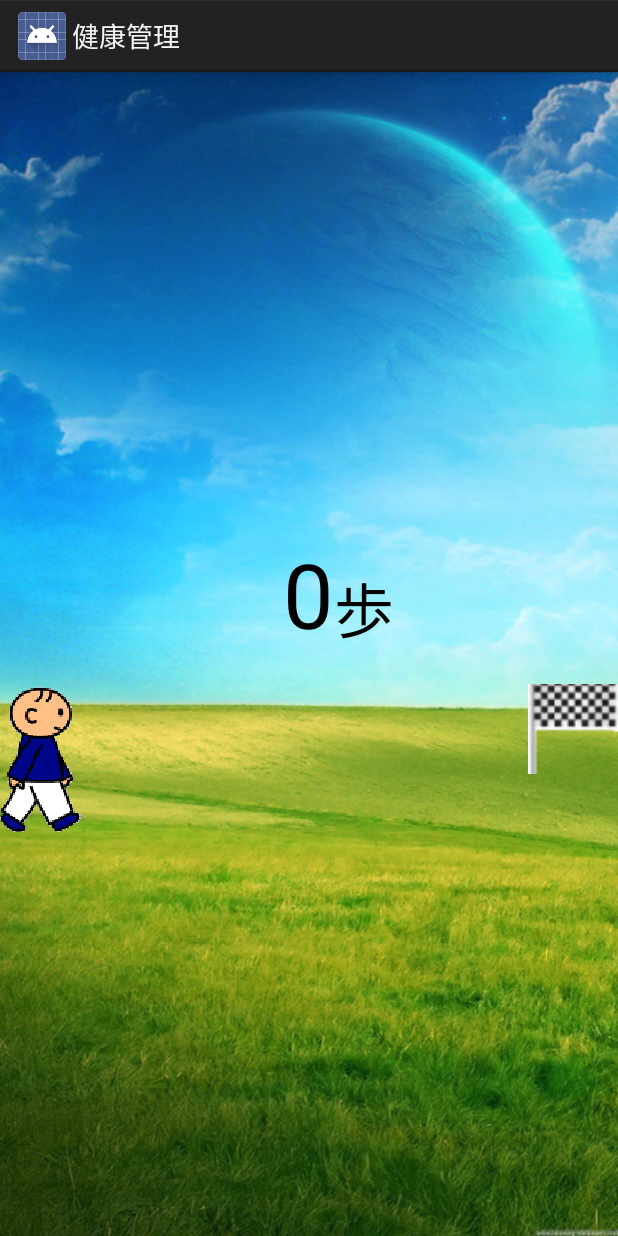
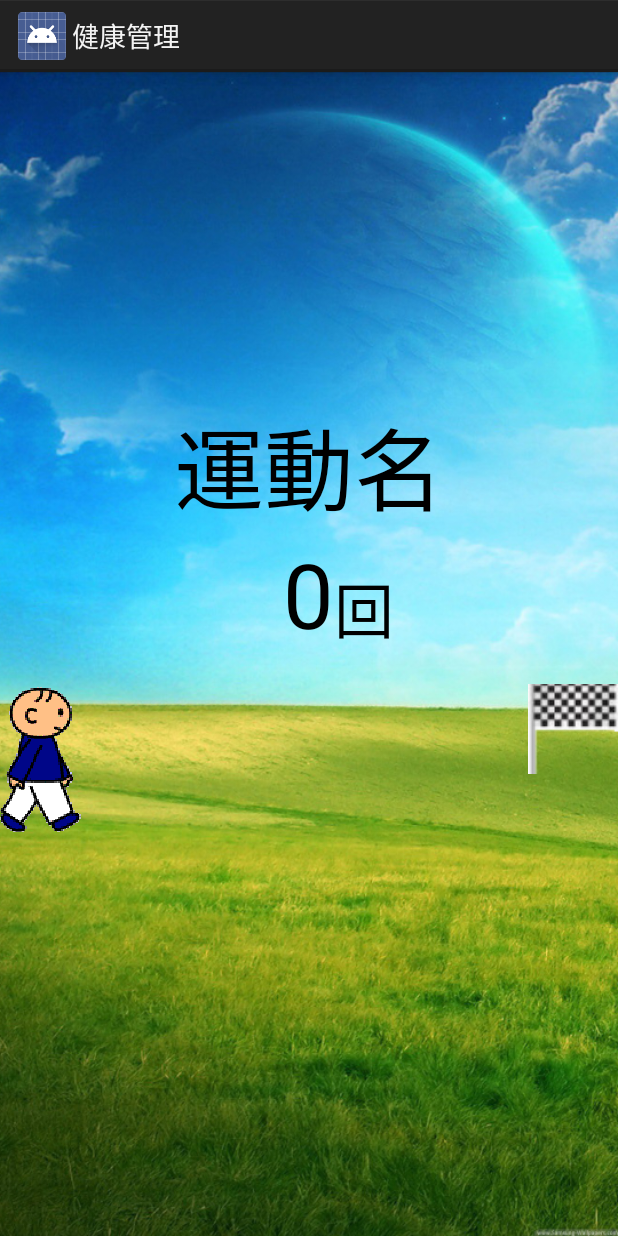
Before and after one commit to takoika0601/HealthCareManagement, an Android app: the layout activity_training.xml on its own in the app's theme, with its tools: preview values and no code run, on a phone screen of 412 x 824 dp. Run offline under Robolectric (Android 15) with nearby library versions, the light colour scheme and no system bars.

Commit message:
運動の計測を実装

```diff
--- a/app/src/main/java/jp/co/akiguchilab/healthcaremanagement/MainActivity.java
+++ b/app/src/main/java/jp/co/akiguchilab/healthcaremanagement/MainActivity.java
@@ -57,7 +57,7 @@ import jp.co.akiguchilab.healthcaremanagement.training.TrainingSelectActivity;
 import jp.co.akiguchilab.healthcaremanagement.util.ParseUserInfoFromJSON;
 
 public class MainActivity extends Activity implements View.OnClickListener {
-    private String TAG = getPackageName().getClass().getSimpleName();
+    //private String TAG = getPackageName().getClass().getSimpleName();
 
     boolean inService = false;
     boolean isAuth = false;
@@ -298,7 +298,7 @@ public class MainActivity extends Activity implements View.OnClickListener {
     }
 
     private void startUp() {
-        Log.d(TAG, "start_up");
+        //Log.d(TAG, "start_up");
 
         if (isSdCardMounted()) {
             File directory = Environment.getExternalStorageDirectory();
--- a/app/src/main/res/layout/activity_training.xml
+++ b/app/src/main/res/layout/activity_training.xml
@@ -16,8 +16,7 @@
         android:id="@+id/training_counterLayout"
         android:layout_width="match_parent"
         android:layout_height="wrap_content"
-        android:layout_above="@id/training_centerInParentLayout"
-        android:layout_centerHorizontal="true">
+        android:layout_above="@id/training_centerInParentLayout">
 
         <TextView
             android:id="@+id/training_counter"
@@ -34,9 +33,25 @@
             android:layout_height="wrap_content"
             android:layout_alignBottom="@+id/training_counter"
             android:layout_toRightOf="@+id/training_counter"
-            android:text="歩"
+            android:text="回"
             android:textAppearance="?android:attr/textAppearanceLarge"
             android:textSize="40sp"/>
+    </RelativeLayout>
+
+    <RelativeLayout
+        android:id="@+id/training_titleLayout"
+        android:layout_width="match_parent"
+        android:layout_height="wrap_content"
+        android:layout_above="@id/training_counterLayout">
+
+        <TextView
+            android:id="@+id/training_title"
+            android:layout_width="wrap_content"
+            android:layout_height="wrap_content"
+            android:layout_centerInParent="true"
+            android:text="運動名"
+            android:textAppearance="?android:attr/textAppearanceLarge"
+            android:textSize="60sp"/>
     </RelativeLayout>
 
     <FrameLayout
--- a/app/src/main/res/values/strings.xml
+++ b/app/src/main/res/values/strings.xml
@@ -4,6 +4,7 @@
     <string name="app_name">健康管理</string>
     <string name="action_settings">Settings</string>
 
+    <string name="title_activity_trainingselect">TrainingSelectActivity</string>
     <string name="title_activity_training">TrainingActivity</string>
     <string name="title_activity_setting_view">SettingViewActivity</string>
     <string name="title_activity_camera">CameraActivity</string>
```
Also changed, not shown: app/src/main/AndroidManifest.xml (+23 -36 lines), app/src/main/java/jp/co/akiguchilab/healthcaremanagement/training/TrainingActivity.java (+135 -2 lines), app/src/main/java/jp/co/akiguchilab/healthcaremanagement/training/TrainingSelectActivity.java (+9 -0 lines).
